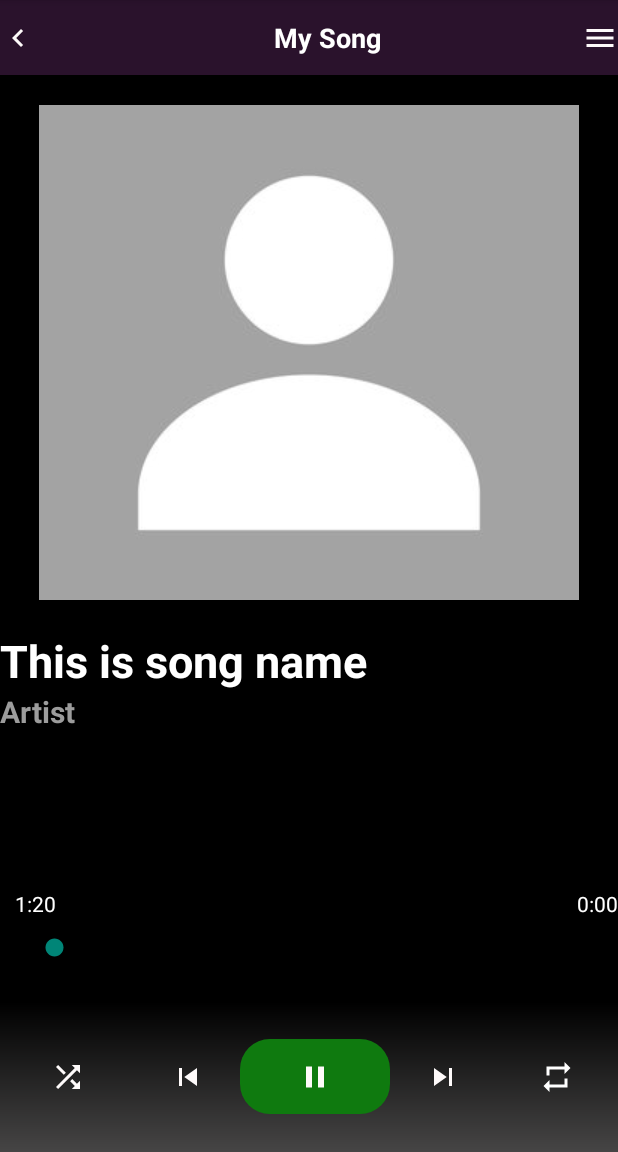
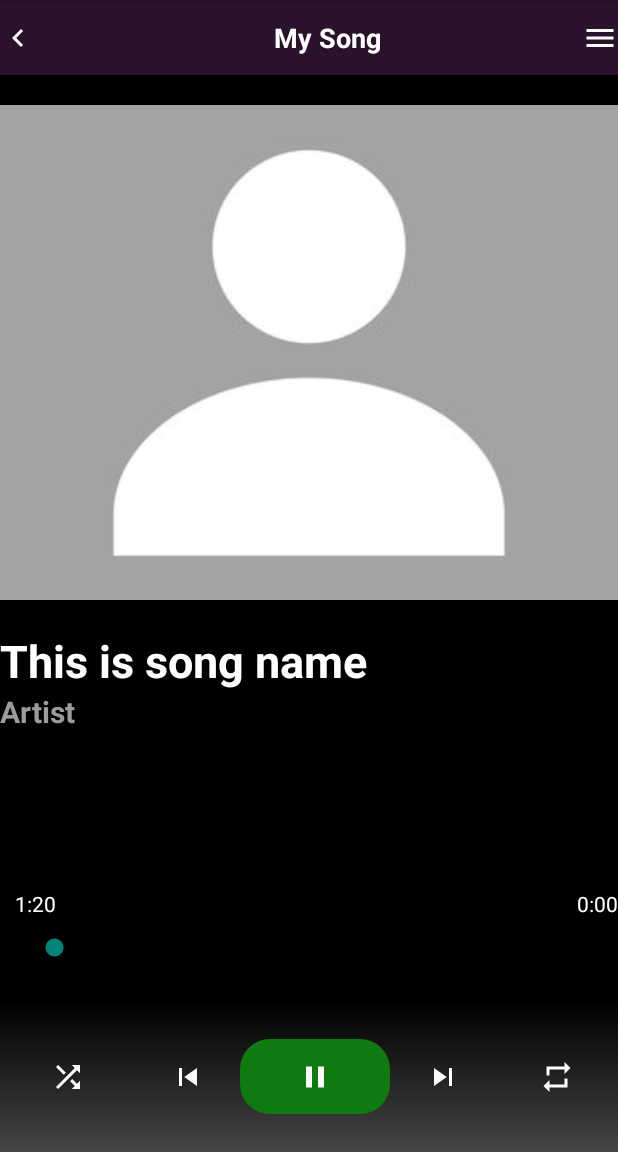
Before and after one commit to nguyenthanhhungdev/MyMusic, an Android app: the PlayActivity screen opened directly, with no data from a screen before it, on a phone screen of 412 x 824 dp, the part 84-1236 px from its top. Run offline under Robolectric (Android 15) with nearby library versions, the phone set to English and light mode, and no system bars; libraries missing offline, so code that uses them is left out: androidx.palette.graphics; 8 statements that could not run were skipped.

Commit message:
Fix lỗi hiển thị hình ảnh trong activity play

```diff
--- a/app/src/main/java/com/example/mymusic/PlayActivity.java
+++ b/app/src/main/java/com/example/mymusic/PlayActivity.java
@@ -104,7 +104,7 @@ public class PlayActivity extends AppCompatActivity {
 
 
     /**
-     * Khởi tạo các luồng trong onResume
+     * Khởi tạo các luồng trong onResume (khi người dùng có thể nhìn thấy giao diện)
      * Khi người dùng duyệt tới activity thì mới tạo ra các luồng
      * Dùng các luồng này để thuận tiện cho các tiến trình song song nhau với luồng giao diện chính
      * */
@@ -305,7 +305,6 @@ public class PlayActivity extends AppCompatActivity {
             });
         } else {
             Glide.with(this)
-                    .asBitmap()
                     .load(R.drawable.img)
                     .into(imageView);
         }
--- a/app/src/main/res/layout/activity_play.xml
+++ b/app/src/main/res/layout/activity_play.xml
@@ -56,9 +56,9 @@
         <ImageView
             android:layout_width="match_parent"
             android:layout_height="match_parent"
-            android:src="@drawable/img"
             android:scaleType="center"
             android:layout_marginTop="20dp"
+            android:id="@+id/imageView"
             />
         <ImageView
             android:layout_width="match_parent"
```
